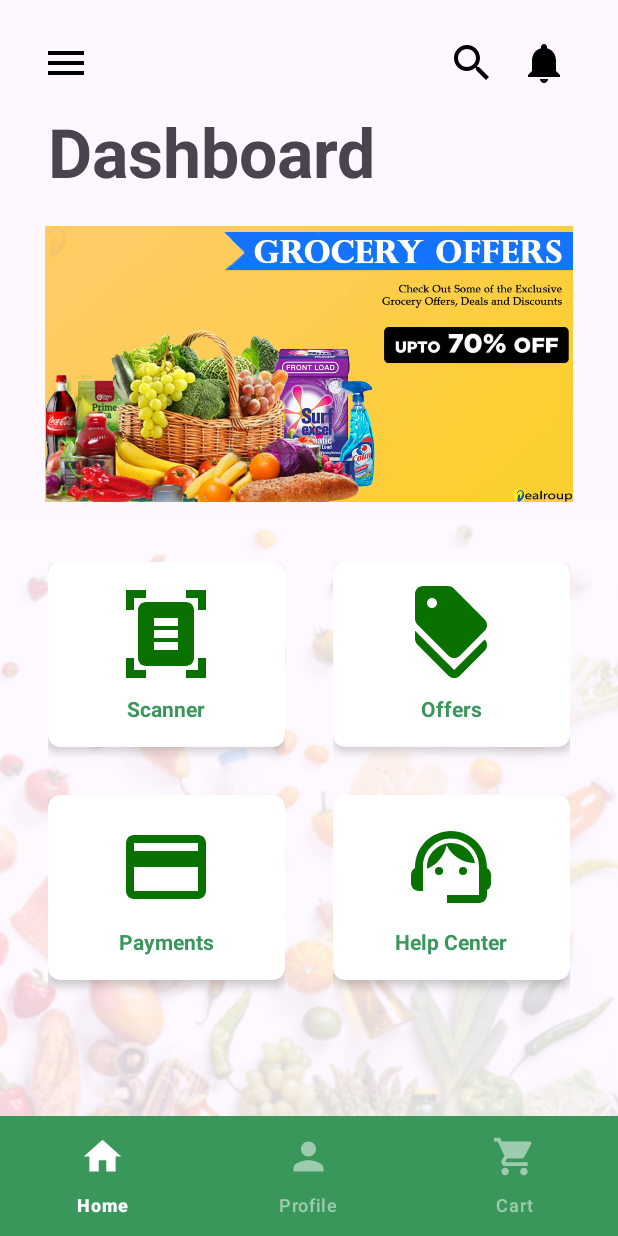
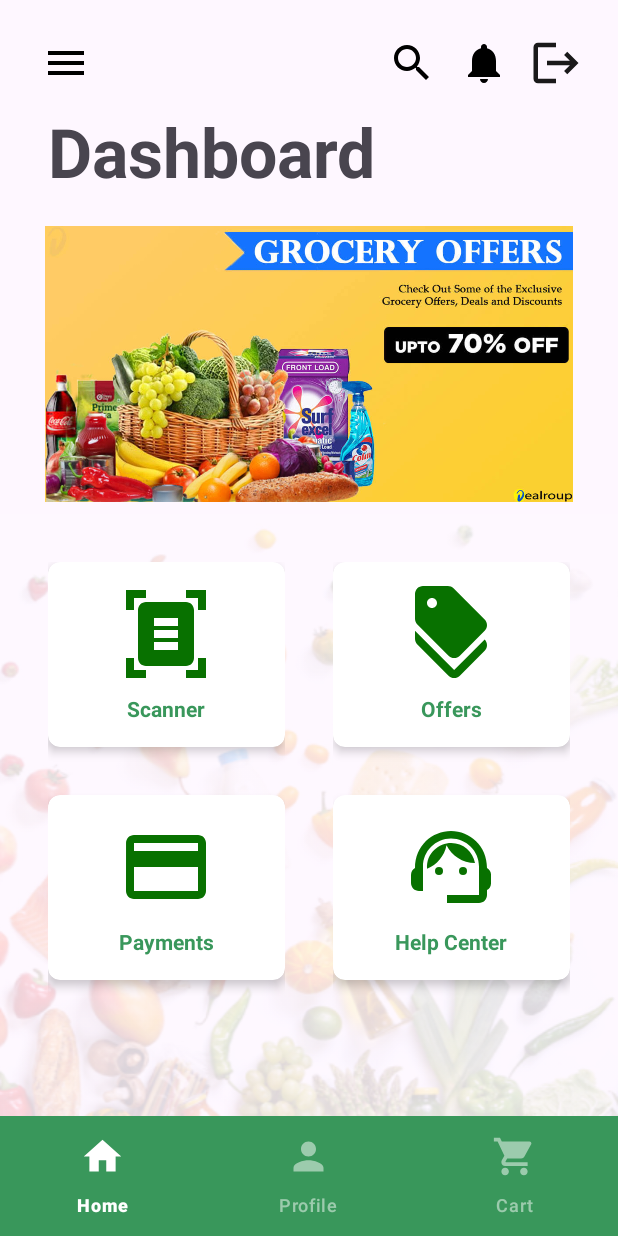
Before and after one commit to chathura456/Self-Checkout, an Android app: the HomeFragment screen opened directly, with no data from a screen before it, on a phone screen of 412 x 824 dp. Run offline under Robolectric (Android 15) with nearby library versions, the phone set to English and light mode, and no system bars; our stand-ins replace navigation-ui.

```diff
--- a/app/src/main/java/com/example/selfcheckout/ui/home/HomeFragment.java
+++ b/app/src/main/java/com/example/selfcheckout/ui/home/HomeFragment.java
@@ -4,6 +4,8 @@ import android.os.Bundle;
 import android.view.LayoutInflater;
 import android.view.View;
 import android.view.ViewGroup;
+import android.widget.Button;
+import android.widget.ImageButton;
 import android.widget.TextView;
 
 import androidx.annotation.NonNull;
@@ -32,6 +34,9 @@ public class HomeFragment extends Fragment {
         final CardView scannerBtn = binding.scannerBtn;
         NavigationUtils.setFragmentToActivityNavigationClickListener(scannerBtn, this, Scanner.class);
 
+        final ImageButton logout = binding.logoutButton;
+        NavigationUtils.setFragmentToActivityNavigationClickListener(logout, this, MainActivity.class);
+
        // final TextView textView = binding.textHome;
         //homeViewModel.getText().observe(getViewLifecycleOwner(), textView::setText);
         return root;
--- /dev/null
+++ b/app/src/main/res/drawable/baseline_logout_24.xml
@@ -0,0 +1,6 @@
+<vector android:alpha="0.9" android:autoMirrored="true"
+    android:height="36dp" android:tint="#000000"
+    android:viewportHeight="24" android:viewportWidth="24"
+    android:width="36dp" xmlns:android="http://schemas.android.com/apk/res/android">
+    <path android:fillColor="@android:color/white" android:pathData="M17,7l-1.41,1.41L18.17,11H8v2h10.17l-2.58,2.58L17,17l5,-5zM4,5h8V3H4c-1.1,0 -2,0.9 -2,2v14c0,1.1 0.9,2 2,2h8v-2H4V5z"/>
+</vector>
--- a/app/src/main/res/layout/activity_register.xml
+++ b/app/src/main/res/layout/activity_register.xml
@@ -34,7 +34,7 @@
         app:layout_constraintVertical_bias="0.604">
 
         <com.google.android.material.textfield.TextInputEditText
-            android:id="@+id/loginPass"
+            android:id="@+id/regPass"
             android:layout_width="match_parent"
             android:layout_height="wrap_content"
             android:hint="Password"
@@ -109,7 +109,7 @@
     </com.google.android.material.textfield.TextInputLayout>
 
     <Button
-        android:id="@+id/button"
+        android:id="@+id/regButton"
         android:layout_width="wrap_content"
         android:layout_height="wrap_content"
         android:paddingHorizontal="120dp"
--- a/app/src/main/res/layout/fragment_home.xml
+++ b/app/src/main/res/layout/fragment_home.xml
@@ -28,7 +28,7 @@
         android:src="@drawable/baseline_search_24"
         app:layout_constraintBottom_toBottomOf="parent"
         app:layout_constraintEnd_toEndOf="parent"
-        app:layout_constraintHorizontal_bias="0.798"
+        app:layout_constraintHorizontal_bias="0.688"
         app:layout_constraintStart_toStartOf="parent"
         app:layout_constraintTop_toTopOf="parent"
         app:layout_constraintVertical_bias="0.023" />
@@ -54,7 +54,20 @@
         android:src="@drawable/baseline_notifications_24"
         app:layout_constraintBottom_toBottomOf="parent"
         app:layout_constraintEnd_toEndOf="parent"
-        app:layout_constraintHorizontal_bias="0.931"
+        app:layout_constraintHorizontal_bias="0.82"
+        app:layout_constraintStart_toStartOf="parent"
+        app:layout_constraintTop_toTopOf="parent"
+        app:layout_constraintVertical_bias="0.023" />
+
+    <ImageButton
+        android:id="@+id/logoutButton"
+        android:layout_width="48dp"
+        android:layout_height="48dp"
+        android:background="?android:attr/selectableItemBackgroundBorderless"
+        android:src="@drawable/baseline_logout_24"
+        app:layout_constraintBottom_toBottomOf="parent"
+        app:layout_constraintEnd_toEndOf="parent"
+        app:layout_constraintHorizontal_bias="0.953"
         app:layout_constraintStart_toStartOf="parent"
         app:layout_constraintTop_toTopOf="parent"
         app:layout_constraintVertical_bias="0.023" />
```
Also changed, not shown: app/src/main/java/com/example/selfcheckout/Constants.java (added, +13 -0 lines), app/src/main/java/com/example/selfcheckout/MainActivity.java (+1 -42 lines), app/src/main/java/com/example/selfcheckout/Register.java (+71 -0 lines), app/src/main/res/layout/activity_main.xml (+0 -12 lines).
